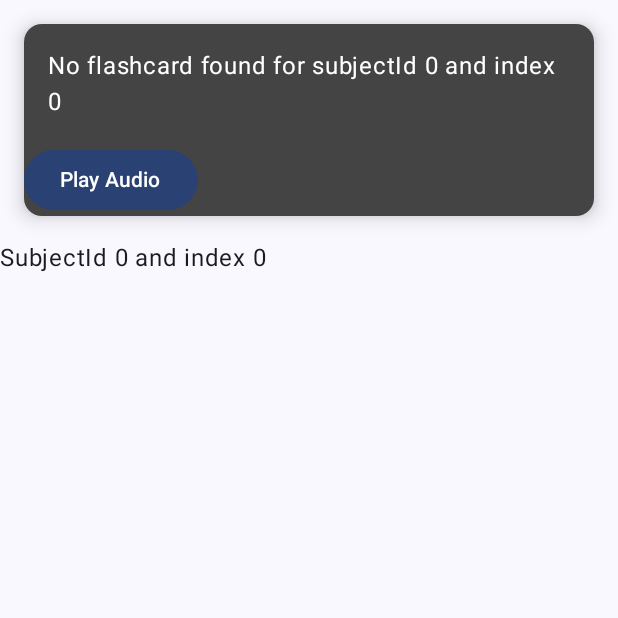
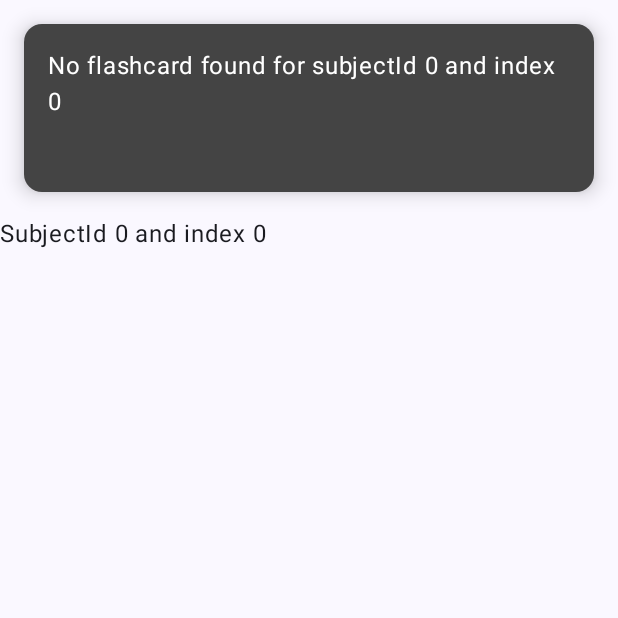
Before and after one commit to jocims/Flashcards, an Android app built with Jetpack Compose: the composable Flashcard called with empty values, on a phone screen of 412 x 824 dp, the top half of it. Run offline under Robolectric (Android 15) with nearby library versions, the phone set to English and light mode, and no system bars.

Commit message:
Testing flashcard screen

```diff
--- a/app/src/main/java/com/griffith/studybuddyflashcards/AddFlashcardDialog.kt
+++ b/app/src/main/java/com/griffith/studybuddyflashcards/AddFlashcardDialog.kt
@@ -74,7 +74,7 @@ fun AddFlashcardDialog(
                         }
                     }
                 ) {
-                    Text(text = if (state.isRecordingAudio) "Stop" else "Start Recording")
+                    Text(text = if (state.isRecordingAudio) "Stop" else "Record Back Audio")
                 }
 
             }
--- a/app/src/main/java/com/griffith/studybuddyflashcards/MainScreen.kt
+++ b/app/src/main/java/com/griffith/studybuddyflashcards/MainScreen.kt
@@ -154,9 +154,3 @@ fun showToast(context: Context, message: String) {
 
 
 }
-//
-//fun launchStudyActivity(context: Context, id: Int) {
-//    val intent = Intent(context, StudyActivity::class.java)
-//    intent.putExtra("subjectId", id)
-//    context.startActivity(intent)
-//}
--- a/app/src/main/java/com/griffith/studybuddyflashcards/StudyScreen.kt
+++ b/app/src/main/java/com/griffith/studybuddyflashcards/StudyScreen.kt
@@ -257,6 +257,14 @@ fun Flashcard(
                     }
                 }
 
+                Box(
+                    modifier = Modifier
+                        .fillMaxWidth()
+                        .height(IntrinsicSize.Max)
+                        .padding(16.dp),
+                    contentAlignment = Alignment.Center
+                ) {
+                    if (!isFrontVisible && audioFilePath != null) {
                         // Button for playing/stopping audio
                         Button(
                             onClick = {
@@ -264,15 +272,19 @@ fun Flashcard(
                                     // Stop playing
                                     onStopAudio()
                                 } else {
-                            Log.d("PlayAudio", "Play audio clicked. File path: $audioFilePath")
+                                    Log.d(
+                                        "PlayAudio",
+                                        "Play audio clicked. File path: $audioFilePath"
+                                    )
                                     // Play audio
                                     onPlayAudio(File(audioFilePath ?: ""))
                                 }
-                    }
+                            },
                         ) {
                             Text(text = if (state.isPlayingAudio) "Stop Playing" else "Play Audio")
                         }
-
+                    }
+                }
             }
         }
         Text("SubjectId $subjectId and index ${state.currentFlashcardIndex}")
--- a/app/src/main/java/com/griffith/studybuddyflashcards/SubjectViewModel.kt
+++ b/app/src/main/java/com/griffith/studybuddyflashcards/SubjectViewModel.kt
@@ -207,10 +207,6 @@ class SubjectViewModel(
             is AppEvent.SortFlashcards -> {
                 _sortType.value = event.sortType
             }
-            is AppEvent.DeleteSubject -> TODO()
-            AppEvent.SaveSubject -> TODO()
-            AppEvent.ShowSubjectDialog -> TODO()
-            is AppEvent.SortSubjects -> TODO()
 
             AppEvent.NavigateToNextFlashcard -> {
                 _stateFlashcard.update { it.copy(
```
Lines whose indentation alone changed are shown as unchanged.
